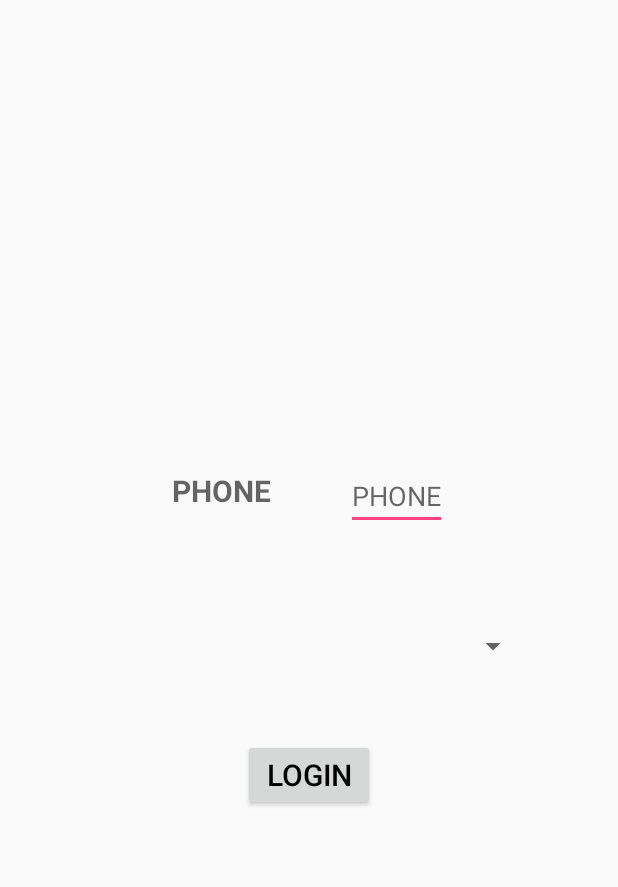
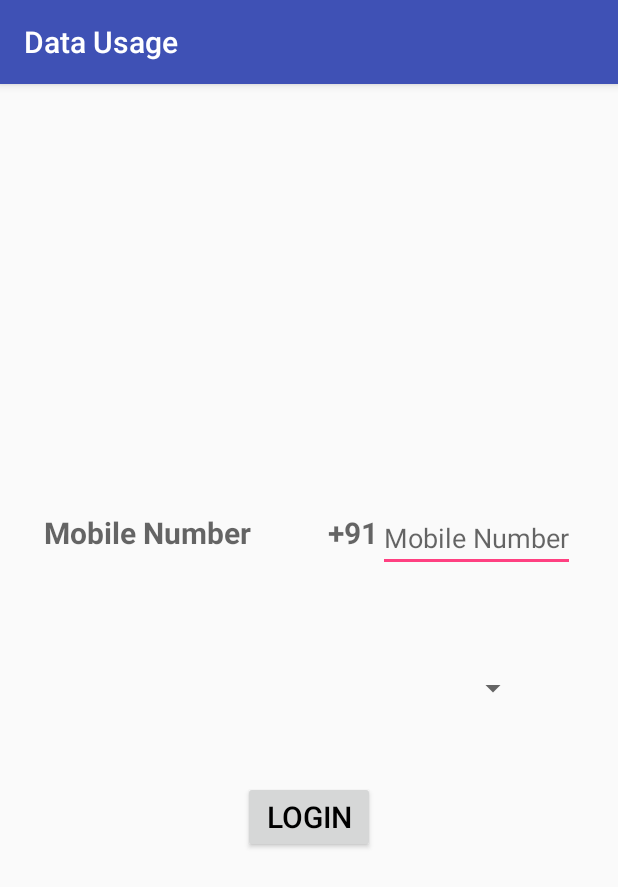
Before and after one commit to xerosanyam/Recharge-Plan-Recommender, an Android app: the screen it shows after launch (Login), on a phone screen of 412 x 824 dp. Shown: the top 887 px of the screen. Run offline under Robolectric (Android 15) with nearby library versions, the phone set to English and light mode, and no system bars; network calls fail; 1 statement that could not run was skipped.

```diff
--- a/app/build.gradle
+++ b/app/build.gradle
@@ -23,6 +23,5 @@ dependencies {
     compile fileTree(dir: 'libs', include: ['*.jar'])
     testCompile 'junit:junit:4.12'
     compile 'com.android.support:appcompat-v7:23.1.0'
-    compile "com.android.support:appcompat-v7:21.0.+"
-    compile 'com.android.support:support-v4:21.0.+'
+    compile 'com.google.android.gms:play-services:8.1.0'
 }
--- a/app/src/main/AndroidManifest.xml
+++ b/app/src/main/AndroidManifest.xml
@@ -3,6 +3,7 @@
     package="com.example.sanyam.myapplication"
     >
 
+    <uses-permission android:name="android.permission.ACCESS_COARSE_LOCATION" />
     <uses-permission android:name="android.permission.INTERNET" />
     <uses-permission android:name="android.permission.READ_PHONE_STATE" />
     <uses-permission android:name="android.permission.RECEIVE_BOOT_COMPLETED"/>
--- a/app/src/main/java/com/example/sanyam/myapplication/Login.java
+++ b/app/src/main/java/com/example/sanyam/myapplication/Login.java
@@ -1,9 +1,10 @@
 package com.example.sanyam.myapplication;
 
-import android.app.Activity;
 import android.content.Intent;
 import android.content.SharedPreferences;
+import android.location.Location;
 import android.os.Bundle;
+import android.support.v7.app.AppCompatActivity;
 import android.text.Editable;
 import android.text.TextWatcher;
 import android.util.Log;
@@ -15,14 +16,21 @@ import android.widget.EditText;
 import android.widget.Spinner;
 import android.widget.Toast;
 
+import com.google.android.gms.common.ConnectionResult;
+import com.google.android.gms.common.api.GoogleApiClient;
+import com.google.android.gms.location.LocationServices;
+
 import java.sql.SQLException;
 
 /**
  * Created by anisha on 16/11/15.
  */
-public class Login extends Activity implements View.OnClickListener, TextWatcher {
+public class Login extends AppCompatActivity implements
+        GoogleApiClient.ConnectionCallbacks, GoogleApiClient.OnConnectionFailedListener, View.OnClickListener, TextWatcher {
     public static final String MY_PREFS_NAME = "MyPrefsFile";
     public String my_num;
+    protected GoogleApiClient mGoogleApiClient;
+    protected Location mLastLocation;
     Button login;
     EditText e_my_num;
     String[] operators;
@@ -30,7 +38,7 @@ public class Login extends Activity implements View.OnClickListener, TextWatcher
     SharedPreferences sharedPref;
     Intent in;
     int number, period;
-    private String my_circle = null, my_operator = null;
+    private String my_operator = null;
 
     protected void onCreate(Bundle savedInstanceState) {
         super.onCreate(savedInstanceState);
@@ -38,8 +46,10 @@ public class Login extends Activity implements View.OnClickListener, TextWatcher
         db = new MySQLiteHelper(this);
         e_my_num = (EditText) findViewById(R.id.my_num);
         e_my_num.addTextChangedListener(this);
+
+
+        buildGoogleApiClient();
         Log.e("success", "oncreate");
-        //  ActionBar ab =getSupportActionBar(); ab.setLogo(R.drawable.ic_launcher);
         sharedPref = getSharedPreferences("data", MODE_PRIVATE);
         number = sharedPref.getInt("isLogged", 0);
         Log.e("logoutinlogin", String.valueOf(MainActivity.logout));
@@ -51,12 +61,7 @@ public class Login extends Activity implements View.OnClickListener, TextWatcher
             Log.e("logoutinloop", String.valueOf(number));
         }
         Log.e("logoutoutloop", String.valueOf(number));
-//        if(number == 0) {
-//            Log.e("success","set shared preference");
-//            //Open the login activity and set this so that next it value is 1 then this conditin will be false.
-//            SharedPreferences.Editor prefEditor = sharedPref.edit();
-//            prefEditor.putInt("isLogged",1);
-//            prefEditor.commit();
+
         try {
             Log.e("in", "Operator list");
             Spinner dropdown = (Spinner) findViewById(R.id.operator_list);
@@ -78,9 +83,7 @@ public class Login extends Activity implements View.OnClickListener, TextWatcher
 
             try {
                 period = 0;
-                my_circle = db.eval(my_number, "Circle");
                 my_operator = db.eval(my_number, "Operator");
-                Log.e("Circle", my_circle);
                 Log.e("Operator", my_operator);
                 Log.e("period", String.valueOf(period));
                 in.putExtra("my_num", my_number);
@@ -100,6 +103,52 @@ public class Login extends Activity implements View.OnClickListener, TextWatcher
 
         login.setOnClickListener(this);
 
+
+    }
+
+    protected synchronized void buildGoogleApiClient() {
+        mGoogleApiClient = new GoogleApiClient.Builder(this)
+                .addConnectionCallbacks(this)
+                .addOnConnectionFailedListener(this)
+                .addApi(LocationServices.API)
+                .build();
+    }
+
+    @Override
+    protected void onStart() {
+        super.onStart();
+        mGoogleApiClient.connect();
+    }
+
+    @Override
+    protected void onStop() {
+        super.onStop();
+        if (mGoogleApiClient.isConnected()) {
+            mGoogleApiClient.disconnect();
+        }
+    }
+
+    @Override
+    public void onConnected(Bundle connectionHint) {
+        mLastLocation = LocationServices.FusedLocationApi.getLastLocation(mGoogleApiClient);
+        if (mLastLocation != null) {
+            Log.e("Latitude", String.valueOf(mLastLocation.getLatitude()));
+            Log.e("Latitude", String.valueOf(mLastLocation.getLongitude()));
+        } else {
+            Toast.makeText(this, R.string.no_location_detected, Toast.LENGTH_LONG).show();
+        }
+    }
+
+    @Override
+    public void onConnectionFailed(ConnectionResult result) {
+        Log.i("", "Connection failed: ConnectionResult.getErrorCode() = " + result.getErrorCode());
+    }
+
+
+    @Override
+    public void onConnectionSuspended(int cause) {
+        Log.i("", "Connection suspended");
+        mGoogleApiClient.connect();
     }
 
     @Override
@@ -132,12 +181,11 @@ public class Login extends Activity implements View.OnClickListener, TextWatcher
             prefEditor.commit();
         } else {
             try {
-                my_circle = db.eval(my_num, "Circle");
                 my_operator = db.eval(my_num, "Operator");
             } catch (Exception e) {
                 e.printStackTrace();
             }
-            if (my_circle == null || my_operator == null) {
+            if (my_operator == null) {
                 Toast.makeText(getBaseContext(), "Please enter a valid number!!", Toast.LENGTH_LONG).show();
                 SharedPreferences.Editor prefEditor = sharedPref.edit();
                 prefEditor.putInt("isLogged", 0);
@@ -170,7 +218,6 @@ public class Login extends Activity implements View.OnClickListener, TextWatcher
     public void beforeTextChanged(CharSequence s, int start, int count, int after) {
     }
 
-    @Override
     public void onTextChanged(CharSequence s, int start, int before, int count) {
         int l = s.length();
         if (l != 0) {
@@ -178,16 +225,15 @@ public class Login extends Activity implements View.OnClickListener, TextWatcher
             if (c == '0' && l == 11) {
                 my_num = e_my_num.getText().toString();
                 try {
-                    my_circle = db.eval(my_num, "Circle");
+                    //my_circle = db.eval(my_num, "Circle");
                     my_operator = db.eval(my_num, "Operator");
-                    if (my_circle == " " || my_operator == " ") {
+                    if (my_operator == " ") {
                         Toast.makeText(getBaseContext(), "Enter a valid number", Toast.LENGTH_LONG).show();
                     }
                 } catch (SQLException e) {
                     e.printStackTrace();
                 }
                 try {
-
                     Spinner dropdown = (Spinner) findViewById(R.id.operator_list);
                     operators = db.getDropDowndata("Operator");
                     operators[operators.length - 1] = my_operator;
@@ -202,15 +248,24 @@ public class Login extends Activity implements View.OnClickListener, TextWatcher
             } else if (c != '0' && l == 10) {
                 my_num = e_my_num.getText().toString();
                 try {
-                    my_circle = db.eval(my_num, "Circle");
+                    //my_circle = db.eval(my_num, "Circle");
                     my_operator = db.eval(my_num, "Operator");
-                    if (my_circle == " " || my_operator == " ") {
+                    if (my_operator == " ") {
                         Toast.makeText(getBaseContext(), "Enter a valid number", Toast.LENGTH_LONG).show();
                     }
                 } catch (SQLException e) {
                     e.printStackTrace();
                 }
                 try {
+//                    dropdown = (Spinner)findViewById(R.id.circle_list);
+//                    circles = db.getDropDowndata("Circle");
+//                    circles[circles.length - 1] = my_circle;
+//                    String temp = circles[circles.length - 1];
+//                    circles[circles.length - 1] = circles[0];
+//                    circles[0] = temp;
+//                    adapter1 = new ArrayAdapter<String>(this, android.R.layout.simple_spinner_item, circles);
+//                    dropdown.setAdapter(adapter1);
+
                     Spinner dropdown = (Spinner) findViewById(R.id.operator_list);
                     operators = db.getDropDowndata("Operator");
                     operators[operators.length - 1] = my_operator;
--- a/app/src/main/res/layout/login.xml
+++ b/app/src/main/res/layout/login.xml
@@ -12,6 +12,7 @@
         android:gravity="center"
         android:orientation="horizontal">
 
+
         <TextView
             android:id="@+id/phonetext"
             android:layout_width="wrap_content"
@@ -24,6 +25,17 @@
             android:textSize="20dp"
             android:textStyle="bold" />
 
+        <TextView
+            android:id="@+id/num"
+            android:layout_width="wrap_content"
+            android:layout_height="wrap_content"
+            android:layout_gravity="center_horizontal"
+            android:paddingLeft="1sp"
+            android:text="+91"
+            android:textAppearance="?android:attr/textAppearanceMedium"
+            android:textSize="20dp"
+            android:textStyle="bold" />
+
 
         <EditText
             android:id="@+id/my_num"
@@ -31,7 +43,8 @@
             android:layout_height="wrap_content"
             android:layout_marginBottom="10dp"
             android:hint="@string/phone"
-            android:inputType="phone" />
+            android:inputType="phone"
+            android:maxLength="10" />
     </LinearLayout>
 
     <LinearLayout
@@ -47,7 +60,6 @@
             android:layout_width="294dp"
             android:layout_height="wrap_content"
             android:layout_weight="0.5"
-
 
             />
     </LinearLayout>
--- a/app/src/main/res/values/strings.xml
+++ b/app/src/main/res/values/strings.xml
@@ -1,5 +1,8 @@
 <resources>
     <string name="app_name">Data Usage</string>
-    <string name="phone">PHONE</string>
+    <string name="phone">Mobile Number</string>
     <string name="login">LOGIN</string>
+    <string name="latitude_label">Latitude</string>
+    <string name="longitude_label">Longitude</string>
+    <string name="no_location_detected">No Location</string>
 </resources>
```
Also changed, not shown: app/src/main/java/com/example/sanyam/myapplication/MySQLiteHelper.java (+6 -4 lines), 2 other files.
